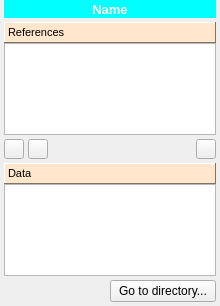
The window that spinetoolbox/ui/subwindow_data_store.ui (spine-tools/Spine-Toolbox) describes before a commit, drawn with Qt 5.
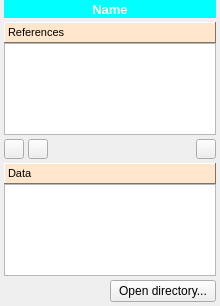
The same window after the commit. Icons and pictures are not drawn.

```diff
--- a/spinetoolbox/ui/subwindow_data_store.ui
+++ b/spinetoolbox/ui/subwindow_data_store.ui
@@ -1238,7 +1238,7 @@
           <string>&lt;html&gt;&lt;head/&gt;&lt;body&gt;&lt;p&gt;Open Data Store directory in file browser&lt;/p&gt;&lt;/body&gt;&lt;/html&gt;</string>
          </property>
          <property name="text">
-          <string>Go to directory...</string>
+          <string>Open directory...</string>
          </property>
         </widget>
        </item>
```
Left out of the diff: 2 changed lines with no effect on the pictures.
